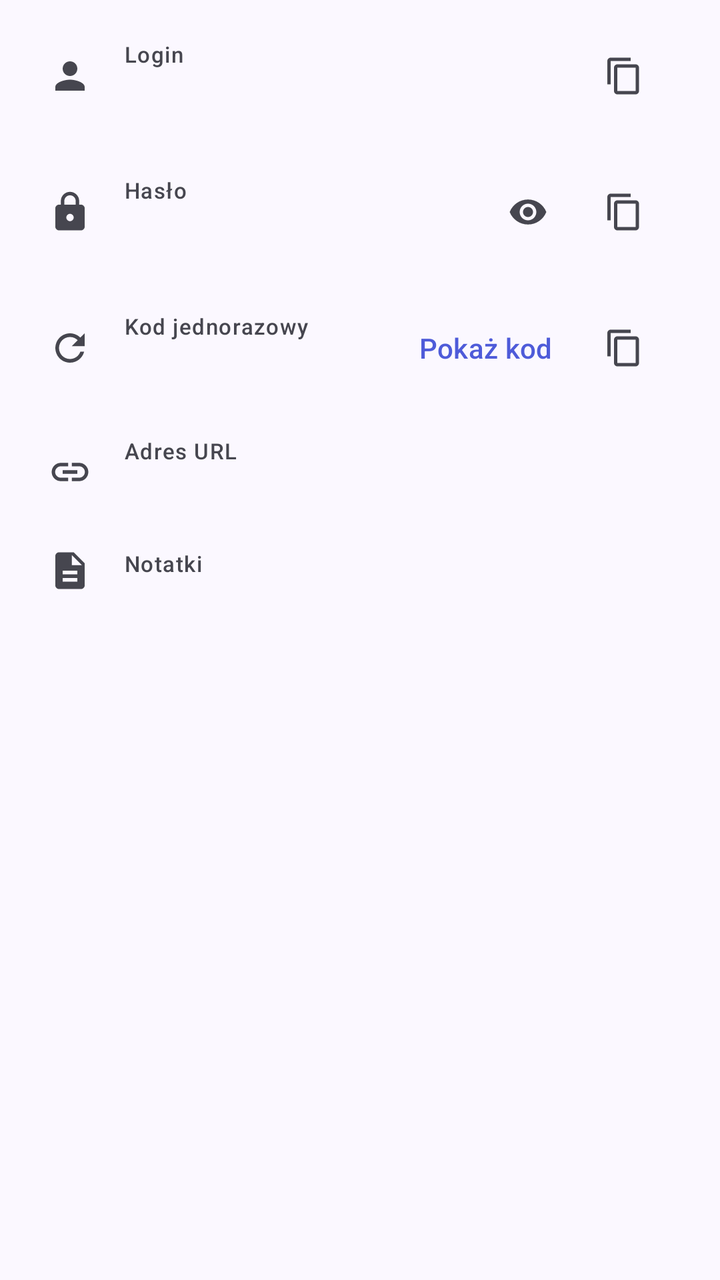
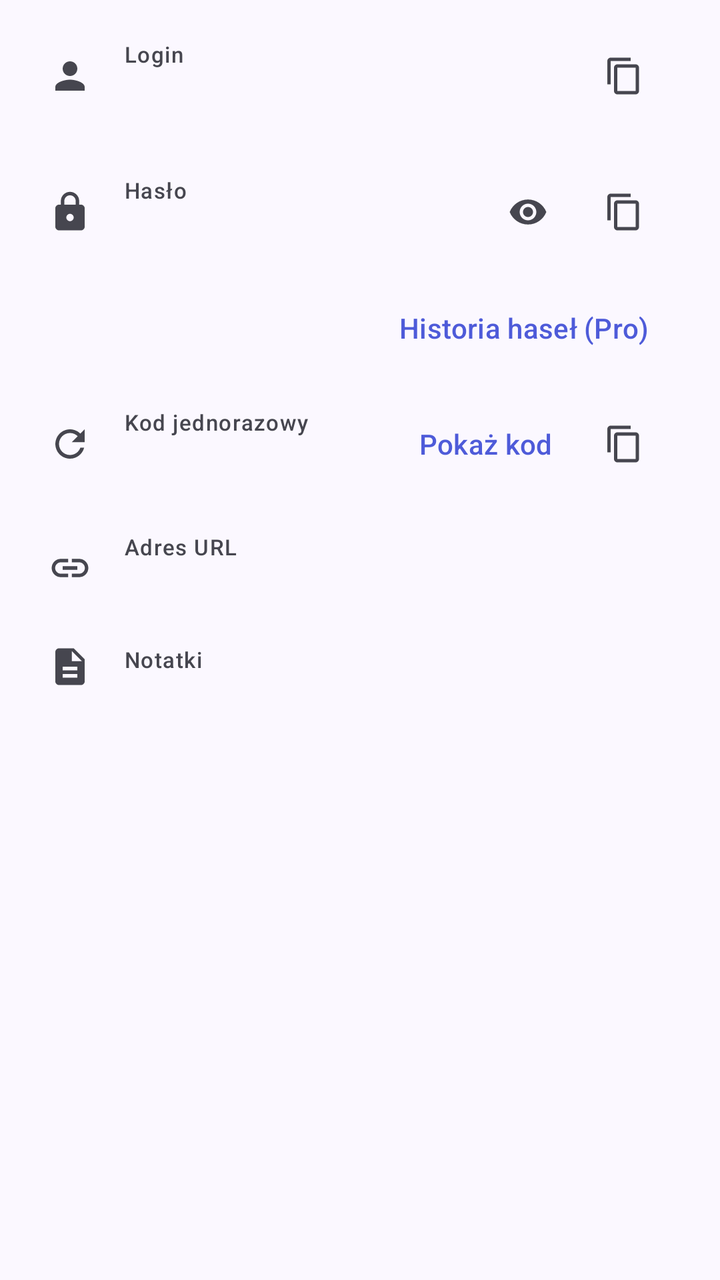

Compare the two renders of this Android layout. The source of the first and the diff that turns it into the second are given below.
<!-- AndroidManifest.xml: application theme Theme.SecurePasswordManager -->
<!-- res/layout/dialog_details.xml -->
<?xml version="1.0" encoding="utf-8"?>
<ScrollView xmlns:android="http://schemas.android.com/apk/res/android"
    xmlns:app="http://schemas.android.com/apk/res-auto"
    android:layout_width="match_parent"
    android:layout_height="wrap_content">

    <LinearLayout
        android:layout_width="match_parent"
        android:layout_height="wrap_content"
        android:orientation="vertical"
        android:paddingHorizontal="24dp"
        android:paddingTop="4dp">

        
        <LinearLayout
            android:layout_width="match_parent"
            android:layout_height="wrap_content"
            android:orientation="horizontal"
            android:gravity="center_vertical"
            android:paddingVertical="10dp">

            <ImageView
                android:layout_width="22dp"
                android:layout_height="22dp"
                android:src="@drawable/ic_person"
                app:tint="?attr/colorOnSurfaceVariant"
                android:contentDescription="@null" />

            <LinearLayout
                android:layout_width="0dp"
                android:layout_height="wrap_content"
                android:layout_weight="1"
                android:layout_marginStart="16dp"
                android:orientation="vertical">

                <TextView
                    android:layout_width="wrap_content"
                    android:layout_height="wrap_content"
                    android:text="@string/hint_username"
                    android:textAppearance="?attr/textAppearanceLabelSmall"
                    android:textColor="?attr/colorOnSurfaceVariant" />

                <TextView
                    android:id="@+id/valueUsername"
                    android:layout_width="match_parent"
                    android:layout_height="wrap_content"
                    android:textAppearance="?attr/textAppearanceBodyLarge"
                    android:textColor="?attr/colorOnSurface"
                    android:textIsSelectable="true" />
            </LinearLayout>

            <com.google.android.material.button.MaterialButton
                android:id="@+id/copyUsername"
                style="@style/Widget.Material3.Button.IconButton"
                android:layout_width="wrap_content"
                android:layout_height="wrap_content"
                app:icon="@drawable/ic_copy"
                app:iconTint="?attr/colorOnSurfaceVariant"
                android:contentDescription="@string/cd_copy" />
        </LinearLayout>

        
        <LinearLayout
            android:layout_width="match_parent"
            android:layout_height="wrap_content"
            android:orientation="horizontal"
            android:gravity="center_vertical"
            android:paddingVertical="10dp">

            <ImageView
                android:layout_width="22dp"
                android:layout_height="22dp"
                android:src="@drawable/ic_lock"
                app:tint="?attr/colorOnSurfaceVariant"
                android:contentDescription="@null" />

            <LinearLayout
                android:layout_width="0dp"
                android:layout_height="wrap_content"
                android:layout_weight="1"
                android:layout_marginStart="16dp"
                android:orientation="vertical">

                <TextView
                    android:layout_width="wrap_content"
                    android:layout_height="wrap_content"
                    android:text="@string/hint_password"
                    android:textAppearance="?attr/textAppearanceLabelSmall"
                    android:textColor="?attr/colorOnSurfaceVariant" />

                <TextView
                    android:id="@+id/valuePassword"
                    android:layout_width="match_parent"
                    android:layout_height="wrap_content"
                    android:fontFamily="monospace"
                    android:textAppearance="?attr/textAppearanceBodyLarge"
                    android:textColor="?attr/colorOnSurface" />
            </LinearLayout>

            <com.google.android.material.button.MaterialButton
                android:id="@+id/togglePassword"
                style="@style/Widget.Material3.Button.IconButton"
                android:layout_width="wrap_content"
                android:layout_height="wrap_content"
                app:icon="@drawable/ic_visibility"
                app:iconTint="?attr/colorOnSurfaceVariant"
                android:contentDescription="@string/action_show" />

            <com.google.android.material.button.MaterialButton
                android:id="@+id/copyPassword"
                style="@style/Widget.Material3.Button.IconButton"
                android:layout_width="wrap_content"
                android:layout_height="wrap_content"
                app:icon="@drawable/ic_copy"
                app:iconTint="?attr/colorOnSurfaceVariant"
                android:contentDescription="@string/cd_copy" />
        </LinearLayout>

        <LinearLayout
            android:id="@+id/rowTotp"
            android:layout_width="match_parent"
            android:layout_height="wrap_content"
            android:orientation="horizontal"
            android:gravity="center_vertical"
            android:paddingVertical="10dp">

            <ImageView
                android:layout_width="22dp"
                android:layout_height="22dp"
                android:src="@drawable/ic_sync"
                app:tint="?attr/colorOnSurfaceVariant"
                android:contentDescription="@null" />

            <LinearLayout
                android:layout_width="0dp"
                android:layout_height="wrap_content"
                android:layout_weight="1"
                android:layout_marginStart="16dp"
                android:orientation="vertical">

                <TextView
                    android:layout_width="wrap_content"
                    android:layout_height="wrap_content"
                    android:text="@string/totp_label"
                    android:textAppearance="?attr/textAppearanceLabelSmall"
                    android:textColor="?attr/colorOnSurfaceVariant" />

                <TextView
                    android:id="@+id/valueTotp"
                    android:layout_width="match_parent"
                    android:layout_height="wrap_content"
                    android:fontFamily="monospace"
                    android:textAppearance="?attr/textAppearanceTitleMedium"
                    android:textColor="?attr/colorOnSurface" />
            </LinearLayout>

            <com.google.android.material.button.MaterialButton
                android:id="@+id/showTotp"
                style="@style/Widget.Material3.Button.TextButton"
                android:layout_width="wrap_content"
                android:layout_height="wrap_content"
                android:text="@string/action_show_totp" />

            <com.google.android.material.button.MaterialButton
                android:id="@+id/copyTotp"
                style="@style/Widget.Material3.Button.IconButton"
                android:layout_width="wrap_content"
                android:layout_height="wrap_content"
                app:icon="@drawable/ic_copy"
                app:iconTint="?attr/colorOnSurfaceVariant"
                android:contentDescription="@string/action_copy_totp" />
        </LinearLayout>

        
        <LinearLayout
            android:id="@+id/rowUrl"
            android:layout_width="match_parent"
            android:layout_height="wrap_content"
            android:orientation="horizontal"
            android:gravity="center_vertical"
            android:paddingVertical="10dp">

            <ImageView
                android:layout_width="22dp"
                android:layout_height="22dp"
                android:src="@drawable/ic_link"
                app:tint="?attr/colorOnSurfaceVariant"
                android:contentDescription="@null" />

            <LinearLayout
                android:layout_width="0dp"
                android:layout_height="wrap_content"
                android:layout_weight="1"
                android:layout_marginStart="16dp"
                android:orientation="vertical">

                <TextView
                    android:layout_width="wrap_content"
                    android:layout_height="wrap_content"
                    android:text="@string/hint_url"
                    android:textAppearance="?attr/textAppearanceLabelSmall"
                    android:textColor="?attr/colorOnSurfaceVariant" />

                <TextView
                    android:id="@+id/valueUrl"
                    android:layout_width="match_parent"
                    android:layout_height="wrap_content"
                    android:textAppearance="?attr/textAppearanceBodyLarge"
                    android:textColor="?attr/colorOnSurface"
                    android:textIsSelectable="true" />
            </LinearLayout>
        </LinearLayout>

        
        <LinearLayout
            android:id="@+id/rowNotes"
            android:layout_width="match_parent"
            android:layout_height="wrap_content"
            android:orientation="horizontal"
            android:gravity="top"
            android:paddingVertical="10dp">

            <ImageView
                android:layout_width="22dp"
                android:layout_height="22dp"
                android:src="@drawable/ic_note"
                app:tint="?attr/colorOnSurfaceVariant"
                android:contentDescription="@null" />

            <LinearLayout
                android:layout_width="0dp"
                android:layout_height="wrap_content"
                android:layout_weight="1"
                android:layout_marginStart="16dp"
                android:orientation="vertical">

                <TextView
                    android:layout_width="wrap_content"
                    android:layout_height="wrap_content"
                    android:text="@string/hint_notes"
                    android:textAppearance="?attr/textAppearanceLabelSmall"
                    android:textColor="?attr/colorOnSurfaceVariant" />

                <TextView
                    android:id="@+id/valueNotes"
                    android:layout_width="match_parent"
                    android:layout_height="wrap_content"
                    android:textAppearance="?attr/textAppearanceBodyLarge"
                    android:textColor="?attr/colorOnSurface"
                    android:textIsSelectable="true" />
            </LinearLayout>
        </LinearLayout>
    </LinearLayout>
</ScrollView>
<!-- resources referenced by this layout -->
<resources>
  <!-- drawable ic_copy (drawable) -->
  <vector xmlns:android="http://schemas.android.com/apk/res/android"
      android:width="24dp" android:height="24dp"
      android:viewportWidth="24" android:viewportHeight="24"
      android:tint="?attr/colorControlNormal">
      <path android:fillColor="#FF000000"
          android:pathData="M16,1H4C2.9,1 2,1.9 2,3v14h2V3h12V1zM19,5H8C6.9,5 6,5.9 6,7v14c0,1.1 0.9,2 2,2h11c1.1,0 2,-0.9 2,-2V7C21,5.9 20.1,5 19,5zM19,21H8V7h11V21z" />
  </vector>
  <!-- drawable ic_note (drawable) -->
  <vector xmlns:android="http://schemas.android.com/apk/res/android"
      android:width="24dp" android:height="24dp"
      android:viewportWidth="24" android:viewportHeight="24"
      android:tint="?attr/colorControlNormal">
      <path android:fillColor="#FF000000"
          android:pathData="M14,2H6c-1.1,0 -1.99,0.9 -1.99,2L4,20c0,1.1 0.89,2 1.99,2H18c1.1,0 2,-0.9 2,-2V8l-6,-6zM16,18H8v-2h8v2zM16,14H8v-2h8v2zM13,9V3.5L18.5,9H13z" />
  </vector>
  <!-- drawable ic_person (drawable) -->
  <vector xmlns:android="http://schemas.android.com/apk/res/android"
      android:width="24dp" android:height="24dp"
      android:viewportWidth="24" android:viewportHeight="24"
      android:tint="?attr/colorControlNormal">
      <path android:fillColor="#FF000000"
          android:pathData="M12,12c2.21,0 4,-1.79 4,-4s-1.79,-4 -4,-4 -4,1.79 -4,4 1.79,4 4,4zM12,14c-2.67,0 -8,1.34 -8,4v2h16v-2c0,-2.66 -5.33,-4 -8,-4z" />
  </vector>
  <string name="action_copy_totp">Kopiuj kod</string>
  <string name="action_show">Pokaż hasło</string>
  <string name="action_show_totp">Pokaż kod</string>
  <string name="cd_copy">Kopiuj</string>
  <string name="hint_notes">Notatki</string>
  <string name="hint_password">Hasło</string>
  <string name="hint_url">Adres URL</string>
  <string name="hint_username">Login</string>
  <string name="totp_label">Kod jednorazowy</string>
  <color name="md_primary">#4E5BD9</color>
  <color name="md_on_primary">#FFFFFF</color>
  <color name="md_primary_container">#E1E0FF</color>
  <color name="md_on_primary_container">#03006E</color>
  <color name="md_secondary">#5B5D72</color>
  <color name="md_on_secondary">#FFFFFF</color>
  <color name="md_secondary_container">#E0E1F9</color>
  <color name="md_on_secondary_container">#181A2C</color>
  <color name="md_tertiary">#006A6A</color>
  <color name="md_on_tertiary">#FFFFFF</color>
  <color name="md_tertiary_container">#9CF1F0</color>
  <color name="md_on_tertiary_container">#002020</color>
  <color name="md_error">#BA1A1A</color>
  <color name="md_on_error">#FFFFFF</color>
  <color name="md_error_container">#FFDAD6</color>
  <color name="md_on_error_container">#410002</color>
  <color name="md_background">#FBF8FF</color>
  <color name="md_on_background">#1B1B21</color>
  <color name="md_surface">#FBF8FF</color>
  <color name="md_on_surface">#1B1B21</color>
  <color name="md_surface_variant">#E3E1EC</color>
  <color name="md_on_surface_variant">#46464F</color>
  <color name="md_surface_container">#F0EDF7</color>
  <color name="md_surface_container_high">#EAE7F1</color>
  <color name="md_outline">#767680</color>
  <color name="md_outline_variant">#C7C5D0</color>
  <style name="Theme.SecurePasswordManager.Dialog" parent="ThemeOverlay.Material3.MaterialAlertDialog">
          <item name="shapeAppearanceOverlay">@style/ShapeAppearance.Spm.Dialog</item>
      </style>
  <style name="ShapeAppearance.Spm.Dialog" parent="">
          <item name="cornerFamily">rounded</item>
          <item name="cornerSize">28dp</item>
      </style>
  <!-- unchanged entries left out for length: 5 -->
</resources>

<!-- the commit's change to res/layout/dialog_details.xml (unified diff, before → after) -->
@@ -116,6 +116,14 @@
                 android:contentDescription="@string/cd_copy" />
         </LinearLayout>
 
+        <com.google.android.material.button.MaterialButton
+            android:id="@+id/btnPasswordHistory"
+            style="@style/Widget.Material3.Button.TextButton"
+            android:layout_width="wrap_content"
+            android:layout_height="wrap_content"
+            android:layout_gravity="end"
+            android:text="@string/action_password_history" />
+
         <LinearLayout
             android:id="@+id/rowTotp"
             android:layout_width="match_parent"
<!-- resource entries referenced after the edit -->
@@ -25,6 +25,7 @@
           android:pathData="M12,12c2.21,0 4,-1.79 4,-4s-1.79,-4 -4,-4 -4,1.79 -4,4 1.79,4 4,4zM12,14c-2.67,0 -8,1.34 -8,4v2h16v-2c0,-2.66 -5.33,-4 -8,-4z" />
   </vector>
   <string name="action_copy_totp">Kopiuj kod</string>
+  <string name="action_password_history">Historia haseł (Pro)</string>
   <string name="action_show">Pokaż hasło</string>
   <string name="action_show_totp">Pokaż kod</string>
   <string name="cd_copy">Kopiuj</string>
